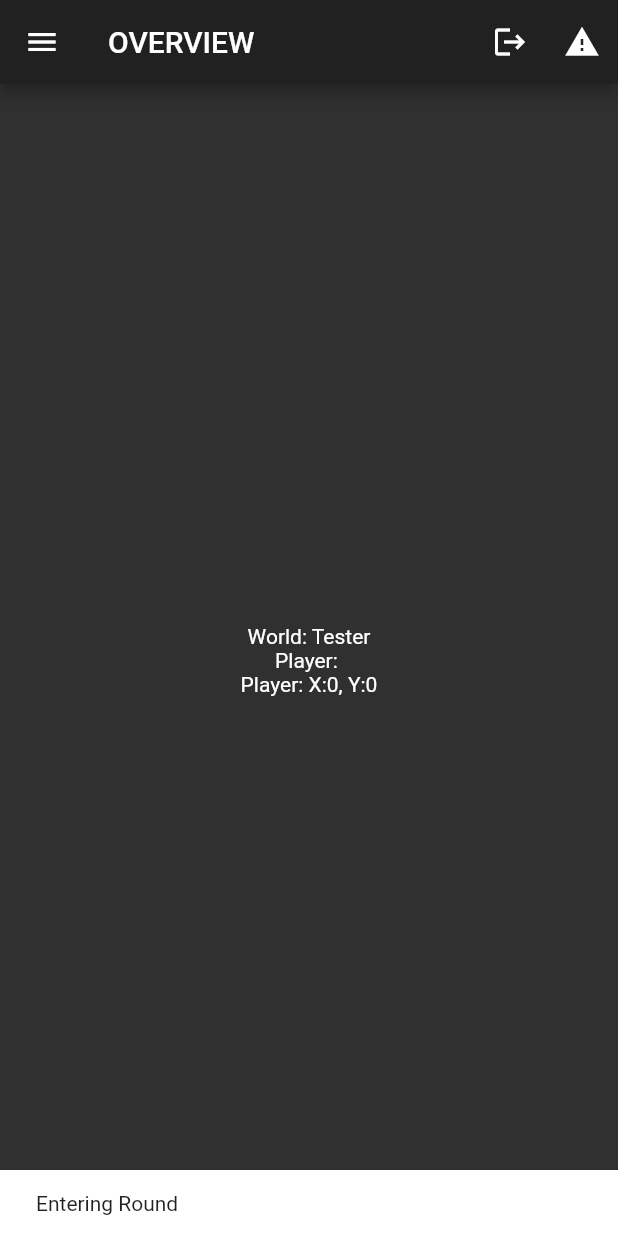
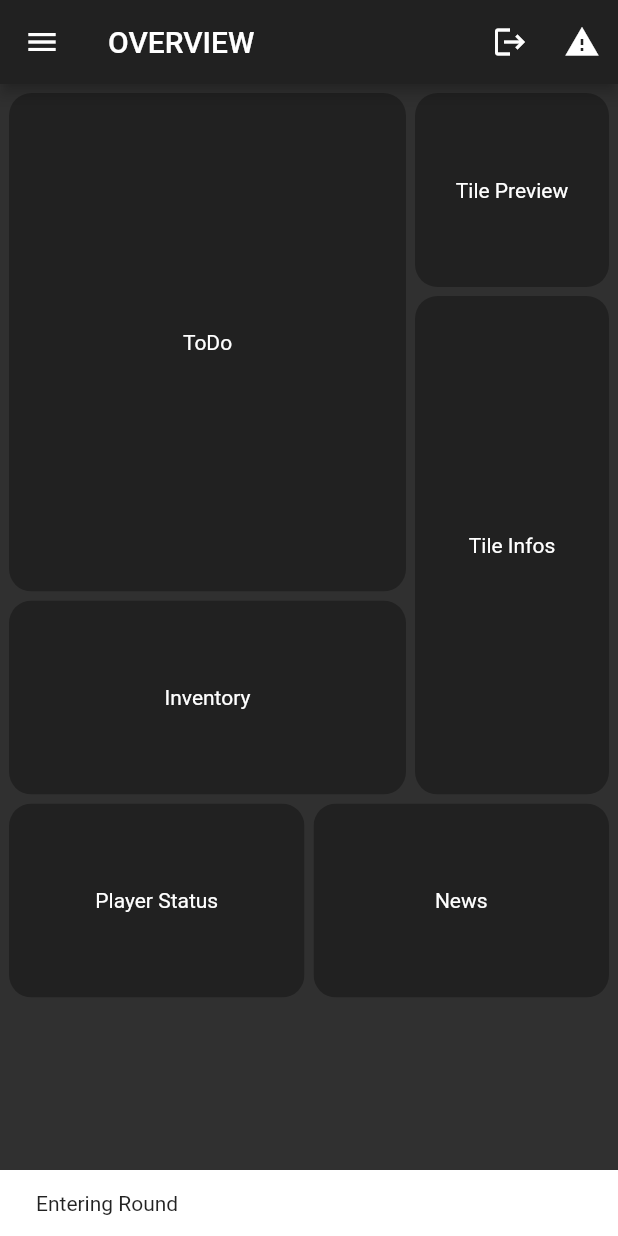
Before and after one commit to Xanta55/eatAllFungus_0.9, a Flutter app: the screen it shows once a user with an empty profile is signed in, after a tap on "Create Empty World", after a tap on "Tester", on a phone screen of 412 x 824 dp. Run offline on Flutter 3.47's test engine with Material 2 defaults, Android fonts, the phone set to English and light mode, and no system bars; our stand-ins replace cloud_firestore, firebase_auth, firebase_core, flutter_hooks, freezed_annotation, google_fonts and 1 more; accounts and stored records are empty; generated files the repository leaves out were written again.

Commit message:
Added Layout for Overview

```diff
--- a/eat_all_fungus/lib/views/inGame/inGameScaffolding.dart
+++ b/eat_all_fungus/lib/views/inGame/inGameScaffolding.dart
@@ -2,7 +2,7 @@ import 'package:eat_all_fungus/controllers/profileController.dart';
 import 'package:eat_all_fungus/controllers/worldController.dart';
 import 'package:eat_all_fungus/providers/inGameNavigationProvider.dart';
 import 'package:eat_all_fungus/services/authRepository.dart';
-import 'package:eat_all_fungus/views/inGame/overview/overviewScreen.dart';
+import 'package:eat_all_fungus/views/inGame/overview/overviewWidget.dart';
 import 'package:eat_all_fungus/views/widgets/buttons/logoutButton.dart';
 import 'package:flutter/material.dart';
 import 'package:flutter_hooks/flutter_hooks.dart';
--- a/eat_all_fungus/lib/views/inGame/overview/overviewScreen.dart
+++ /dev/null
@@ -1,28 +0,0 @@
-import 'package:eat_all_fungus/controllers/playerController.dart';
-import 'package:eat_all_fungus/controllers/profileController.dart';
-import 'package:eat_all_fungus/controllers/worldController.dart';
-import 'package:flutter/material.dart';
-import 'package:flutter_hooks/flutter_hooks.dart';
-import 'package:hooks_riverpod/hooks_riverpod.dart';
-
-class OverviewWidget extends HookWidget {
-  const OverviewWidget({Key? key}) : super(key: key);
-
-  @override
-  Widget build(BuildContext context) {
-    final profileControllerState = useProvider(profileControllerProvider);
-    final worldControllerState = useProvider(worldControllerProvider);
-    final playerControllerState = useProvider(playerControllerProvider);
-    return Center(
-      child: Column(
-        mainAxisAlignment: MainAxisAlignment.center,
-        children: [
-          Text('World: ${worldControllerState.data?.value.name}'),
-          Text('Player: ${profileControllerState.data?.value.name}'),
-          Text(
-              'Player: X:${playerControllerState.data?.value.xCoord}, Y:${playerControllerState.data?.value.yCoord}')
-        ],
-      ),
-    );
-  }
-}
--- /dev/null
+++ b/eat_all_fungus/lib/views/inGame/overview/overviewSubWidgets.dart
@@ -0,0 +1,123 @@
+import 'package:flutter/material.dart';
+
+const List<Widget> overviewTiles = <Widget>[
+  _buildToDoList(),
+  _buildTilePreview(),
+  _buildTileInfo(),
+  _buildInventory(),
+  _buildPlayerStatus(),
+  _buildNews()
+];
+
+const int colorIntensity = 900;
+
+class Panel extends StatelessWidget {
+  final Widget child;
+  const Panel({required this.child});
+  @override
+  Widget build(BuildContext context) {
+    return Padding(
+      padding: const EdgeInsets.all(2.0),
+      child: ClipRRect(
+        borderRadius: BorderRadius.circular(15.0),
+        child: child,
+      ),
+    );
+  }
+}
+
+class _buildToDoList extends StatelessWidget {
+  const _buildToDoList();
+
+  @override
+  Widget build(BuildContext context) {
+    return Panel(
+      child: Container(
+        color: Colors.grey[colorIntensity],
+        child: Center(
+          child: Text('ToDo'),
+        ),
+      ),
+    );
+  }
+}
+
+class _buildTilePreview extends StatelessWidget {
+  const _buildTilePreview();
+
+  @override
+  Widget build(BuildContext context) {
+    return Panel(
+      child: Container(
+        color: Colors.grey[colorIntensity],
+        child: Center(
+          child: Text('Tile Preview'),
+        ),
+      ),
+    );
+  }
+}
+
+class _buildInventory extends StatelessWidget {
+  const _buildInventory();
+
+  @override
+  Widget build(BuildContext context) {
+    return Panel(
+      child: Container(
+        color: Colors.grey[colorIntensity],
+        child: Center(
+          child: Text('Inventory'),
+        ),
+      ),
+    );
+  }
+}
+
+class _buildTileInfo extends StatelessWidget {
+  const _buildTileInfo();
+
+  @override
+  Widget build(BuildContext context) {
+    return Panel(
+      child: Container(
+        color: Colors.grey[colorIntensity],
+        child: Center(
+          child: Text('Tile Infos'),
+        ),
+      ),
+    );
+  }
+}
+
+class _buildPlayerStatus extends StatelessWidget {
+  const _buildPlayerStatus();
+
+  @override
+  Widget build(BuildContext context) {
+    return Panel(
+      child: Container(
+        color: Colors.grey[colorIntensity],
+        child: Center(
+          child: Text('Player Status'),
+        ),
+      ),
+    );
+  }
+}
+
+class _buildNews extends StatelessWidget {
+  const _buildNews();
+
+  @override
+  Widget build(BuildContext context) {
+    return Panel(
+      child: Container(
+        color: Colors.grey[colorIntensity],
+        child: Center(
+          child: Text('News'),
+        ),
+      ),
+    );
+  }
+}
--- /dev/null
+++ b/eat_all_fungus/lib/views/inGame/overview/overviewWidget.dart
@@ -0,0 +1,31 @@
+import 'package:eat_all_fungus/views/inGame/overview/overviewSubWidgets.dart';
+import 'package:flutter/material.dart';
+import 'package:flutter_hooks/flutter_hooks.dart';
+import 'package:flutter_staggered_grid_view/flutter_staggered_grid_view.dart';
+
+class OverviewWidget extends HookWidget {
+  const OverviewWidget({Key? key}) : super(key: key);
+
+  @override
+  Widget build(BuildContext context) {
+    return Padding(
+      padding: const EdgeInsets.all(4.0),
+      child: StaggeredGridView.count(
+        crossAxisCount: 6,
+        mainAxisSpacing: 2,
+        crossAxisSpacing: 2,
+        staggeredTiles: _staggeredTiles,
+        children: overviewTiles,
+      ),
+    );
+  }
+}
+
+const List<StaggeredTile> _staggeredTiles = <StaggeredTile>[
+  StaggeredTile.count(4, 5), // Todo-List
+  StaggeredTile.count(2, 2), // Tile-Preview
+  StaggeredTile.count(2, 5), // Tile-Info
+  StaggeredTile.count(4, 2), // Player-Inventory
+  StaggeredTile.count(3, 2), // Player-Status
+  StaggeredTile.count(3, 2), //News for Towns
+];
--- a/eat_all_fungus/lib/views/preGame/getIntoGameWrapper.dart
+++ b/eat_all_fungus/lib/views/preGame/getIntoGameWrapper.dart
@@ -2,7 +2,7 @@ import 'package:eat_all_fungus/constValues/constSizes.dart';
 import 'package:eat_all_fungus/controllers/profileController.dart';
 import 'package:eat_all_fungus/controllers/worldController.dart';
 import 'package:eat_all_fungus/views/inGame/inGameScaffolding.dart';
-import 'package:eat_all_fungus/views/inGame/overview/overviewScreen.dart';
+import 'package:eat_all_fungus/views/inGame/overview/overviewWidget.dart';
 import 'package:eat_all_fungus/views/preGame/worldChooseScreen.dart';
 import 'package:flutter/material.dart';
 import 'package:flutter_hooks/flutter_hooks.dart';
--- a/eat_all_fungus/pubspec.yaml
+++ b/eat_all_fungus/pubspec.yaml
@@ -20,6 +20,7 @@ dependencies:
   flutter:
     sdk: flutter
   flutter_hooks: ^0.17.0
+  flutter_staggered_grid_view: ^0.4.0
   google_fonts: ^2.1.0
   hooks_riverpod: ^0.14.0+4
 
```
